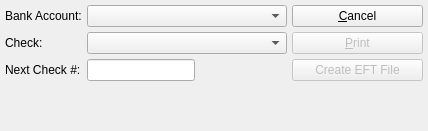
Qt form guiclient/printCheck.ui (Pegasus-RPG/xtuple-client) before a commit.
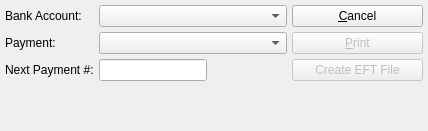
The same form after that commit. Custom widgets are drawn as their Qt base class.

```diff
--- a/guiclient/printCheck.ui
+++ b/guiclient/printCheck.ui
@@ -46,7 +46,7 @@
      <item row="1" column="0">
       <widget class="QLabel" name="_checkNumLit">
        <property name="text">
-        <string>Check:</string>
+        <string>Payment:</string>
        </property>
        <property name="buddy">
         <cstring>_check</cstring>
@@ -66,7 +66,7 @@
      <item row="2" column="0">
       <widget class="QLabel" name="_nextCheckNumLit">
        <property name="text">
-        <string>Next Check #:</string>
+        <string>Next Payment #:</string>
        </property>
        <property name="buddy">
         <cstring>_nextCheckNum</cstring>
```
Left out of the diff: 2 changed lines with no effect on the pictures.
